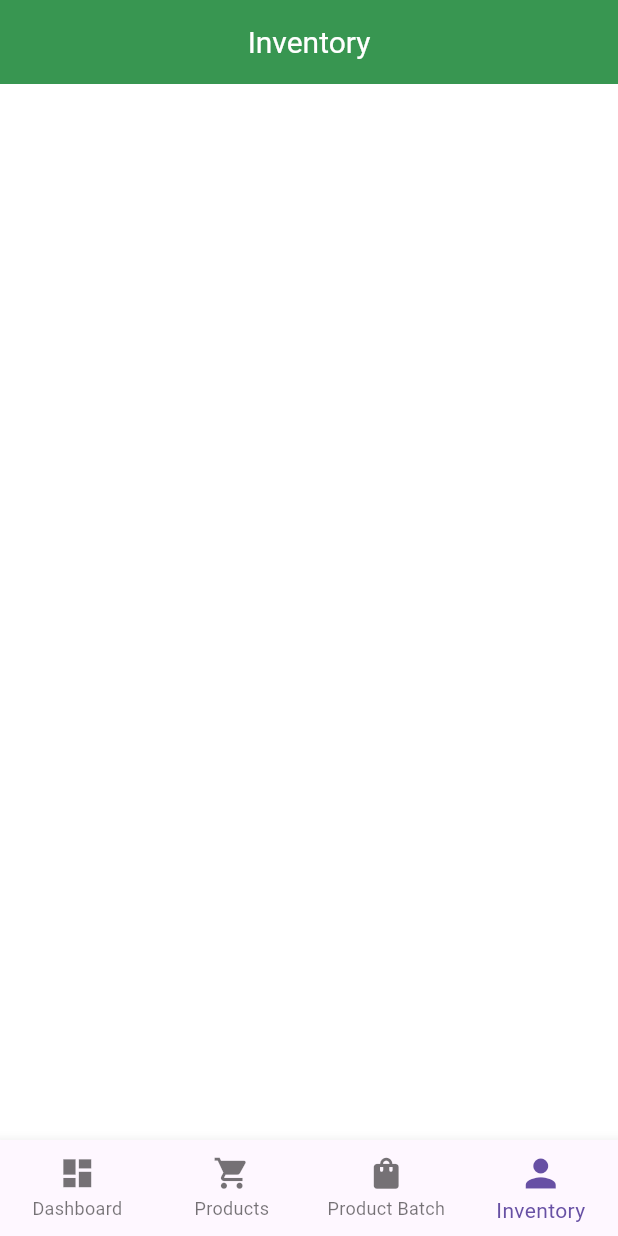
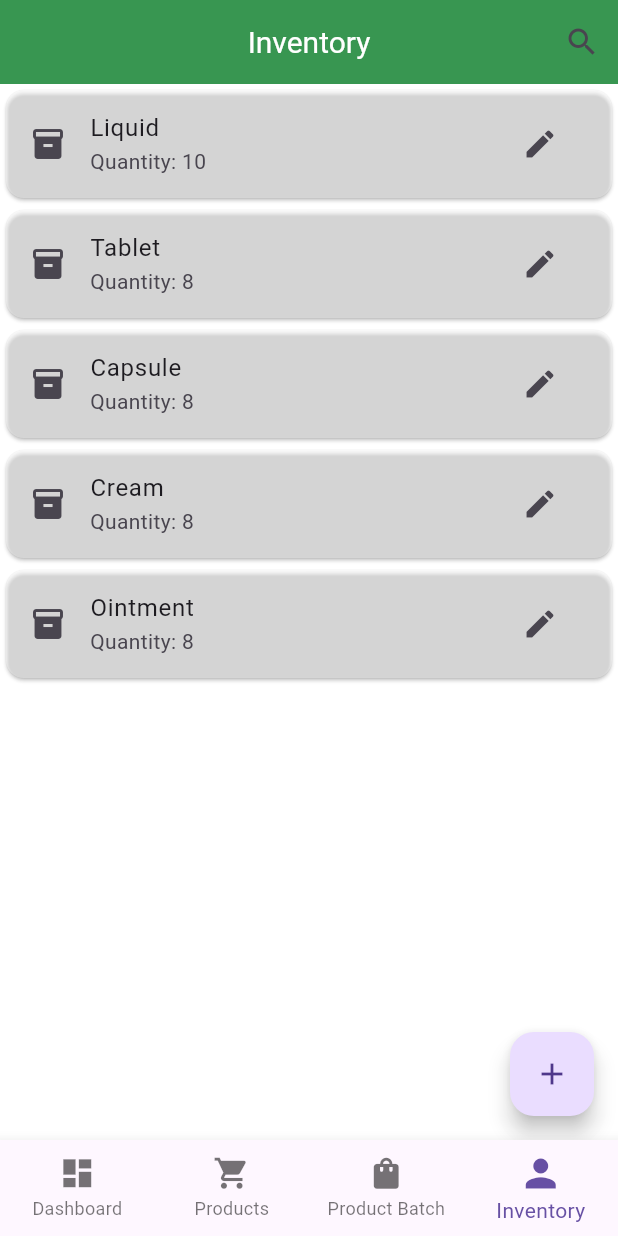
Before and after one commit to nameoftheuser1/medmart, a Flutter app: the screen it shows after launch, item 4 of the bottom bar chosen, on a phone screen of 412 x 824 dp. Run offline on Flutter 3.47's test engine with Material 3 defaults, Android fonts, the light colour scheme and no system bars; our stand-ins replace flutter_spinkit; network calls fail.

Commit message:
inventory

```diff
--- a/lib/screens/inventory_screen.dart
+++ b/lib/screens/inventory_screen.dart
@@ -8,11 +8,52 @@ class InventoryScreen extends StatefulWidget {
 }
 
 class _InventoryScreenState extends State<InventoryScreen> {
+  final List<Map<String, dynamic>> _inventoryItems = [
+    {"name": "Liquid", "quantity": 10, "image": Icons.inventory},
+    {"name": "Tablet", "quantity": 8, "image": Icons.inventory},
+    {"name": "Capsule", "quantity": 8, "image": Icons.inventory},
+    {"name": "Cream", "quantity": 8, "image": Icons.inventory},
+    {"name": "Ointment", "quantity": 8, "image": Icons.inventory},
+  ];
+
   @override
   Widget build(BuildContext context) {
     return Scaffold(
       appBar: AppBar(
         title: Text("Inventory"),
+        actions: [
+          IconButton(
+            icon: Icon(Icons.search),
+            onPressed: () {
+              // Implement search functionality here
+            },
+          ),
+        ],
+      ),
+      body: ListView.builder(
+        itemCount: _inventoryItems.length,
+        itemBuilder: (context, index) {
+          final item = _inventoryItems[index];
+          return Card(
+            child: ListTile(
+              leading: Icon(item['image']),
+              title: Text(item['name']),
+              subtitle: Text('Quantity: ${item['quantity']}'),
+              trailing: IconButton(
+                icon: Icon(Icons.edit),
+                onPressed: () {
+                  // Implement edit functionality here
+                },
+              ),
+            ),
+          );
+        },
+      ),
+      floatingActionButton: FloatingActionButton(
+        child: Icon(Icons.add),
+        onPressed: () {
+          // Implement add functionality here
+        },
       ),
     );
   }
```
Also changed, not shown: lib/screens/dashboard_screen.dart (+6 -13 lines).
